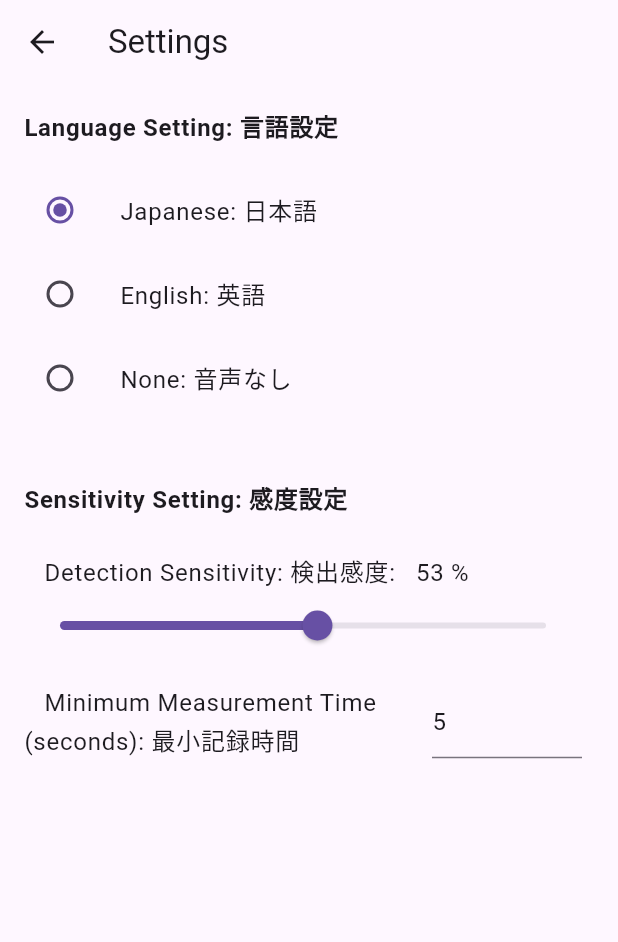
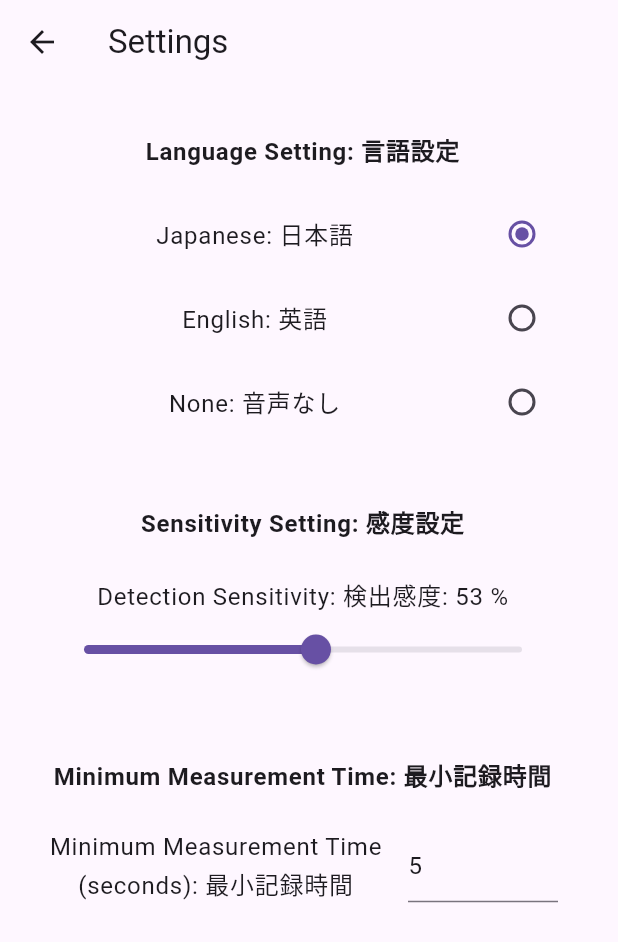
Before and after one commit to hama-jp/CamLap_Timer, a Flutter app: the screen it shows after launch, after a tap on the "settings" icon, on a phone screen of 412 x 824 dp. Shown: the top 942 px of the screen. Run offline on Flutter 3.47's test engine with Material 3 defaults, Android fonts, the phone set to English and light mode, and no system bars; our stand-ins replace camera, fl_chart, flutter_tts, google_mobile_ads, shared_preferences; network calls fail.

Commit message:
コードの最適化

```diff
--- a/lib/camera_service.dart
+++ b/lib/camera_service.dart
@@ -8,24 +8,17 @@ class CameraService {
   final int retryDelay = 2;  // 再試行までの待機時間（秒）
 
   Future<void> initializeCamera() async {
+    final cameras = await availableCameras();
+    if (cameras.isEmpty) {
+      debugPrint('利用可能なカメラが見つかりません。');
+      // UIに適切なメッセージを表示する処理をここに追加
+      return;
+    }
+
     int retries = 0;
     while (retries < maxRetries) {
       try {
-        final cameras = await availableCameras();
-        if (cameras.isEmpty) {
-          debugPrint('利用可能なカメラが見つかりません。');
-          // UIに適切なメッセージを表示する処理をここに追加
-          return;
-        }
-        final firstCamera = cameras.first;
-
-        controller = CameraController(
-          firstCamera,
-          ResolutionPreset.low,
-          imageFormatGroup: ImageFormatGroup.yuv420,
-          enableAudio: false,
-        );
-        await controller?.initialize();
+        await _initializeController(cameras.first);
         return; // 初期化が成功したらループを抜ける
       } on CameraException catch (e) {
         debugPrint('カメラの初期化に失敗しました: ${e.code}\n${e.description}');
@@ -42,4 +35,14 @@ class CameraService {
     debugPrint('カメラの初期化に失敗し、再試行の最大回数に達しました。');
     // 必要に応じて、エラーをUIに表示したり、状態を更新したりする
   }
+
+  Future<void> _initializeController(CameraDescription camera) async {
+    controller = CameraController(
+      camera,
+      ResolutionPreset.low,
+      imageFormatGroup: ImageFormatGroup.yuv420,
+      enableAudio: false,
+    );
+    await controller?.initialize();
+  }
 }
--- a/lib/main.dart
+++ b/lib/main.dart
@@ -102,18 +102,16 @@ class _MainPageState extends State<MainPage> with WidgetsBindingObserver {
         });
         setState(() {});  // カメラが正常に初期化されたことを反映
       } else {
-        // カメラが利用不可能な場合の処理
-        // 例: UIにエラーメッセージを表示する
-        debugPrint('カメラが利用不可能です。');
-        // エラー状態を反映するためにUIを更新する
-        setState(() {});
+        _handleCameraError('カメラが利用不可能です。');
       }
     } catch (e) {
-      // カメラの初期化中にエラーが発生した場合の処理
-      debugPrint('カメラの初期化に失敗: $e');
-      // エラーメッセージをUIに表示するために状態を更新する
-      setState(() {});
+      _handleCameraError('カメラの初期化に失敗: $e');
     }
+  }
+
+  void _handleCameraError(String message) {
+    debugPrint(message);
+    setState(() {});  // エラー状態を反映するためにUIを更新
   }
 
   // カメラによるタイム計測の心臓部
@@ -138,7 +136,7 @@ class _MainPageState extends State<MainPage> with WidgetsBindingObserver {
 
   // 経過時間の表示用タイマー
   void _startPeriodicTimer() {
-    _timer = Timer.periodic(const Duration(microseconds: 20), (Timer timer) {
+    _timer = Timer.periodic(const Duration(microseconds: 10000), (Timer timer) {
       if (_isTimerRunning && _currentLapTime.isEmpty) {
         setState(() {
           _currentDuration = DateTime.now().difference(_startTime!);
@@ -176,20 +174,16 @@ class _MainPageState extends State<MainPage> with WidgetsBindingObserver {
 
   // ラップタイムの記録
   Future<void> _recordLapTime() async {
-    // final now = DateTime.now();
     final lapDuration = _lastDetectionTime?.difference(_startTime!);
     final prefs = await SharedPreferences.getInstance();
     final language = prefs.getString('language') ?? 'Japanese';
     _minMeasurementTime = prefs.getInt('minMeasurementTime')!;
 
-    // setStateの呼び出しを最小限にする
     if (_lapTimes.isEmpty || _lapTimes.last != _formatDuration(lapDuration!)) {
       setState(() {
         _currentLapTime = _formatDuration(lapDuration!);
         _lapTimes.add(_currentLapTime);
-        // _lapTimes.add(_formatDuration(lapDuration!));
 
-        // ベストラップの更新
         if (_bestLapTime.isEmpty || _lapDurationFromString(_lapTimes.last) < _lapDurationFromString(_bestLapTime)) {
           _bestLapTime = _lapTimes.last;
           _bestLapTimesStack.add(_bestLapTime);
@@ -200,7 +194,6 @@ class _MainPageState extends State<MainPage> with WidgetsBindingObserver {
         _startTime = _lastDetectionTime;
       });
 
-      // 一定時間、前のラップタイムを表示する
       Future.delayed(const Duration(seconds: 3), () {
         setState(() {
           _currentLapTime = '';
@@ -208,14 +201,12 @@ class _MainPageState extends State<MainPage> with WidgetsBindingObserver {
       });
     }
 
-    // ラップタイムを読み上げる
     if (_isAppForeground && language != 'None') {
       _ttsService.setLanguage(language);
       _ttsService.speak(_ttsFormatDuration(lapDuration!, language, _isBestLap));
       _isBestLap = false;
     }
 
-    // リストの最後までスクロール
     WidgetsBinding.instance.addPostFrameCallback((_) {
       if (_scrollController.hasClients) {
         _scrollController.animateTo(
@@ -242,17 +233,20 @@ class _MainPageState extends State<MainPage> with WidgetsBindingObserver {
 
   // ラップタイム文字列からDurationを取得するヘルパーメソッド
   Duration _lapDurationFromString(String lapTime) {
-    final parts = lapTime.split(':');
-    final minutes = int.parse(parts[0]);
-    final secondsAndMillis = parts[1].split('.');
-    final seconds = int.parse(secondsAndMillis[0]);
-    final millis = int.parse(secondsAndMillis[1]);
-    return Duration(minutes: minutes, seconds: seconds, milliseconds: millis);
+    final regex = RegExp(r'(\d+):(\d+)\.(\d+)');
+    final match = regex.firstMatch(lapTime);
+    if (match != null) {
+      final minutes = int.parse(match.group(1)!);
+      final seconds = int.parse(match.group(2)!);
+      final millis = int.parse(match.group(3)!);
+      return Duration(minutes: minutes, seconds: seconds, milliseconds: millis);
+    }
+    return Duration.zero;
   }
 
   String _ttsFormatDuration(Duration duration, String language, bool isBestLap) {
     final seconds = duration.inSeconds.remainder(60);
-    final tenths = (duration.inMilliseconds.remainder(1000) / 100).floor();
+    final tenths = (duration.inMilliseconds.remainder(1000) / 10).floor();
     String prefix = '';
 
     if (isBestLap) {
--- a/lib/settings_page.dart
+++ b/lib/settings_page.dart
@@ -32,7 +32,6 @@ class _SettingsPageState extends State<SettingsPage> {
     final prefs = await SharedPreferences.getInstance();
     double savedThreshold =
         prefs.getDouble('detectionSensitivity') ?? 0.05; // 0.05は中間の閾値
-    // マッピングを使用してスライダーの値を計算
     double savedSensitivity =
         _calculateSensitivityFromThreshold(savedThreshold).clamp(0, 100);
     int savedMinMeasurementTime = prefs.getInt('minMeasurementTime') ?? 5;
@@ -45,8 +44,6 @@ class _SettingsPageState extends State<SettingsPage> {
       _selectedLanguage = prefs.getString('language') ?? 'Japanese';
       _detectionSensitivity = savedSensitivity;
       _minMeasurementTime = prefs.getInt('minMeasurementTime') ?? 5;
-
-      // TextEditingControllerを更新
       _measurementTimeController.text = _minMeasurementTime.toString();
     });
   }
@@ -59,13 +56,11 @@ class _SettingsPageState extends State<SettingsPage> {
     await prefs.setInt('minMeasurementTime', minMeasurementTime);
   }
 
-  // 検出感度に基づいてdetectionThresholdを計算するメソッド
   double _calculateDetectionThreshold(double sensitivity) {
     return 0.1 - (sensitivity * 0.00095);
   }
 
   double _calculateSensitivityFromThreshold(double threshold) {
-    // threshold を 0.005 から 0.1 の範囲にマッピング
     return (0.1 - threshold) / 0.00095;
   }
 
@@ -76,59 +71,63 @@ class _SettingsPageState extends State<SettingsPage> {
         title: const Text('Settings'),
       ),
       body: ListView(
+        padding: const EdgeInsets.all(16.0),
         children: <Widget>[
-          const ListTile(
-              title: Text('Language Setting: 言語設定',
-                  style: TextStyle(fontWeight: FontWeight.bold))),
-          ListTile(
-            title: const Text('Japanese: 日本語'),
-            leading: Radio<String>(
-              value: 'Japanese',
+          _buildSectionTitle('Language Setting: 言語設定'),
+          _buildLanguageOption('Japanese: 日本語', 'Japanese'),
+          _buildLanguageOption('English: 英語', 'English'),
+          _buildLanguageOption('None: 音声なし', 'None'),
+          const SizedBox(height: 24),
+          _buildSectionTitle('Sensitivity Setting: 感度設定'),
+          _buildSensitivitySlider(),
+          const SizedBox(height: 24),
+          _buildSectionTitle('Minimum Measurement Time: 最小記録時間'),
+          _buildMeasurementTimeField(),
+        ],
+      ),
+    );
+  }
+
+  Widget _buildSectionTitle(String title) {
+    return Center(
+      child: ListTile(
+        title: Text(
+          title,
+          style: const TextStyle(fontWeight: FontWeight.bold),
+          textAlign: TextAlign.center,
+        ),
+      ),
+    );
+  }
+
+  Widget _buildLanguageOption(String title, String value) {
+    return Center(
+      child: ListTile(
+        title: Text(
+          title,
+          textAlign: TextAlign.center,
+        ),
+        trailing: Radio<String>(
+          value: value,
           groupValue: _selectedLanguage,
-              onChanged: (String? value) {
+          onChanged: (String? newValue) {
             setState(() {
-                  _selectedLanguage = value!;
+              _selectedLanguage = newValue!;
             });
-                _saveSettings(value!, _detectionSensitivity, _minMeasurementTime);
+            _saveSettings(newValue!, _detectionSensitivity, _minMeasurementTime);
           },
         ),
       ),
-          ListTile(
-            title: const Text('English: 英語'),
-            leading: Radio<String>(
-              value: 'English',
-              groupValue: _selectedLanguage,
-              onChanged: (String? value) {
-                setState(() {
-                  _selectedLanguage = value!;
-                });
-                _saveSettings(value!, _detectionSensitivity, _minMeasurementTime);
-              },
+    );
+  }
+
+  Widget _buildSensitivitySlider() {
+    return Center(
+      child: ListTile(
+        title: Text(
+          'Detection Sensitivity: 検出感度: ${_detectionSensitivity.round()} %',
+          textAlign: TextAlign.center,
         ),
-          ),
-          ListTile(
-            title: const Text('None: 音声なし'),
-            leading: Radio<String>(
-              value: 'None',
-              groupValue: _selectedLanguage,
-              onChanged: (String? value) {
-                setState(() {
-                  _selectedLanguage = value!;
-                });
-                _saveSettings(value!, _detectionSensitivity, _minMeasurementTime);
-              },
-            ),
-          ),
-          const SizedBox(
-            height: 24,
-          ),
-          // 検出感度のスライダー
-          const ListTile(
-              title: Text('Sensitivity Setting: 感度設定',
-                  style: TextStyle(fontWeight: FontWeight.bold))),
-          ListTile(
-            title: Text(
-                '   Detection Sensitivity: 検出感度:   ${_detectionSensitivity.round()} %'),
         subtitle: Slider(
           min: 0,
           max: 100,
@@ -143,12 +142,19 @@ class _SettingsPageState extends State<SettingsPage> {
           },
         ),
       ),
-          ListTile(
-            title: const Text('   Minimum Measurement Time (seconds): 最小記録時間'),
+    );
+  }
+
+  Widget _buildMeasurementTimeField() {
+    return Center(
+      child: ListTile(
+        title: const Text(
+          'Minimum Measurement Time (seconds): 最小記録時間',
+          textAlign: TextAlign.center,
+        ),
         trailing: SizedBox(
           width: 100,
           child: TextFormField(
-                // initialValue: '$_minMeasurementTime',
             controller: _measurementTimeController,
             keyboardType: TextInputType.number,
             onFieldSubmitted: (String value) {
@@ -186,8 +192,6 @@ class _SettingsPageState extends State<SettingsPage> {
           ),
         ),
       ),
-        ],
-      ),
     );
   }
 }
```
Also changed, not shown: lib/object_detector_service.dart (+7 -21 lines), pubspec.lock. Lines whose indentation alone changed are shown as unchanged.
